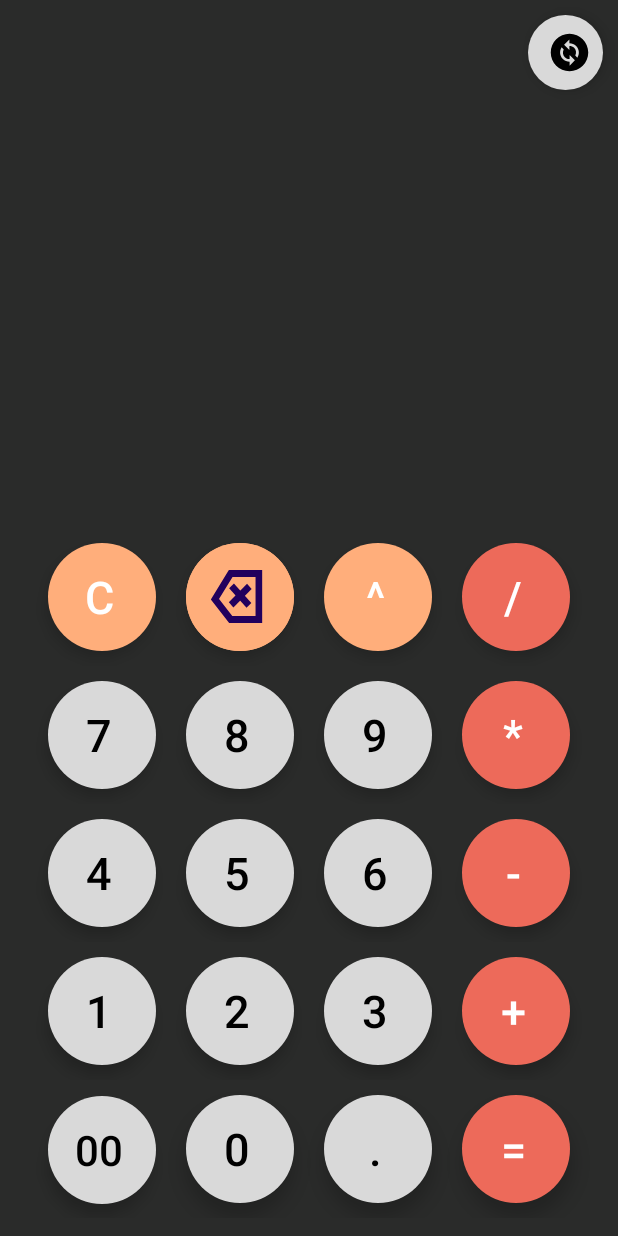
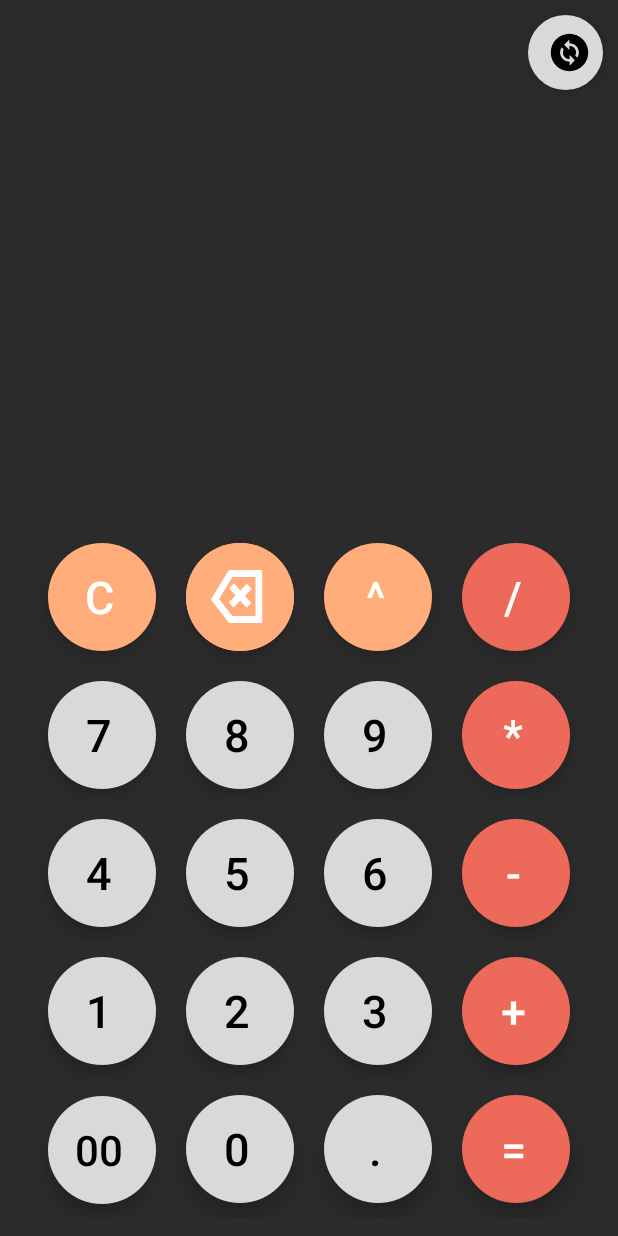
Before and after one commit to Aditya-en/calcMaster, an Android app: the screen it shows after launch (MainActivity), on a phone screen of 412 x 824 dp. Run offline under Robolectric (Android 15) with nearby library versions, the phone set to English and light mode, and no system bars.

Commit message:
fix ui bug

```diff
--- a/app/src/main/java/com/example/calc/MainActivity.java
+++ b/app/src/main/java/com/example/calc/MainActivity.java
@@ -119,6 +119,8 @@ public class MainActivity extends AppCompatActivity implements View.OnClickListe
                 }
             }catch (Exception e){
                 Toast.makeText(this, "Enter a valid input.", Toast.LENGTH_SHORT).show();
+                nums.clear();
+                operations.clear();
             }
 
         }
--- a/app/src/main/res/layout/activity_main.xml
+++ b/app/src/main/res/layout/activity_main.xml
@@ -70,13 +70,14 @@
                 android:id="@+id/allClear"
                 style="@style/btn"
                 android:text="C"/>
+
             <Button
                 android:id="@+id/back"
                 style="@style/buttons"
+                android:backgroundTint="@color/lightOrange"
                 app:icon="@drawable/backspace_24"
-                android:backgroundTint="@color/lightOrange"
                 app:iconSize="35sp"
-                />
+                app:iconTint="#FFFFFF" />
             <Button
                 android:id="@+id/btnPow"
                 style="@style/btn"
```
